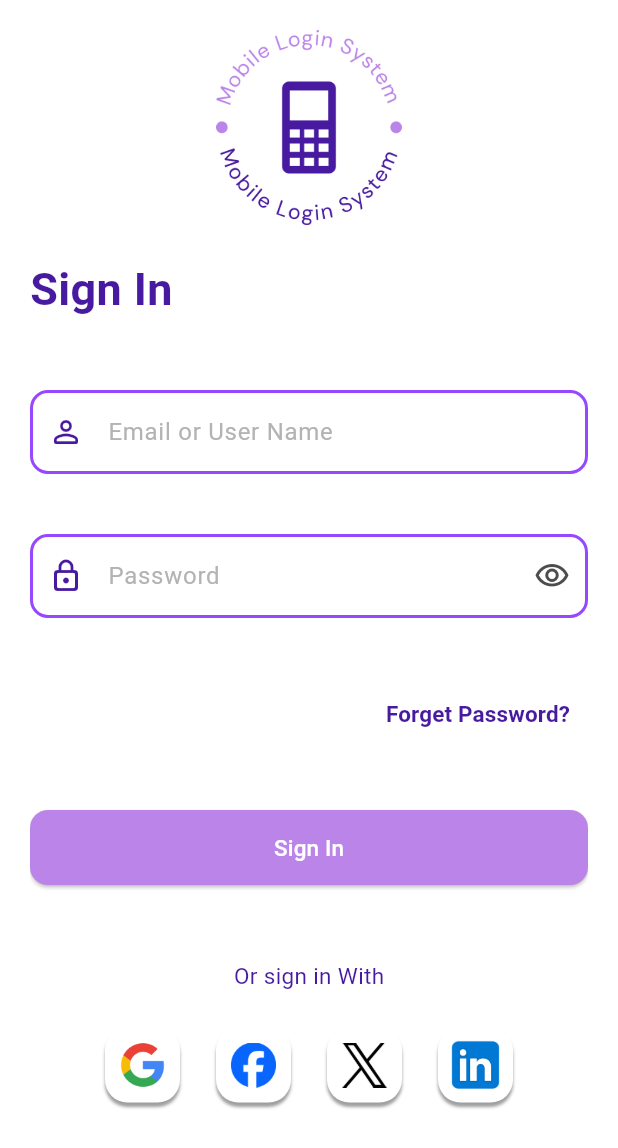
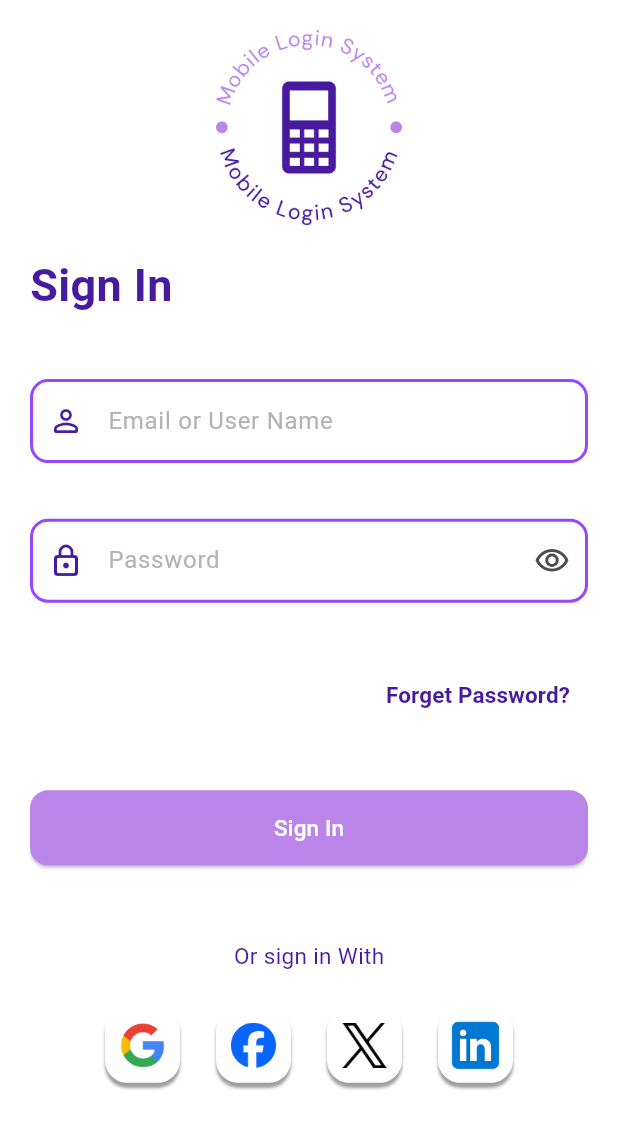
Before and after one commit to maleckainez/BaristaSpaceApp, a Flutter app: the screen it shows after launch, on a phone screen of 412 x 824 dp. Shown: the top 1148 px of the screen. Run offline on Flutter 3.47's test engine with Material 3 defaults, Android fonts, the phone set to English and light mode, and no system bars.

Commit message:
Dalej walczę ze zmieszczeniem całego ekranu

```diff
--- a/lib/screens/login_screen.dart
+++ b/lib/screens/login_screen.dart
@@ -15,6 +15,7 @@ class _LoginScreenState extends State<LoginScreen>{
   @override
   Widget build(BuildContext context){
     return Scaffold(
+      resizeToAvoidBottomInset: true,
       body: SafeArea(
         child: AutofillGroup(
           child: Padding(
@@ -30,7 +31,7 @@ class _LoginScreenState extends State<LoginScreen>{
                   child: Image.asset('assets/logo.png',
                     width: 130,
                     height: 130),),
-                  SizedBox(height: 21),
+                  SizedBox(height: MediaQuery.of(context).size.height * 0.0225),
                   Align(
                     alignment: Alignment.centerLeft,
                     child: Text('Sign In',
@@ -41,7 +42,7 @@ class _LoginScreenState extends State<LoginScreen>{
                       ),
                     ),
                   ),
-                  SizedBox(height:46),
+                  SizedBox(height: MediaQuery.of(context).size.height * 0.05),
                   TextFormField(
                     controller: emailController,
                     autofillHints: [AutofillHints.email],
@@ -69,7 +70,7 @@ class _LoginScreenState extends State<LoginScreen>{
                       return null;
                   },
                   ),
-                  SizedBox(height: 40),
+                  SizedBox(height: MediaQuery.of(context).size.height * 0.045),
                   TextFormField(
                     controller: passwordController,
                     autofillHints: [AutofillHints.password],
@@ -105,7 +106,7 @@ class _LoginScreenState extends State<LoginScreen>{
                       return null;
                     },
                   ),
-                  SizedBox(height: 40),
+                  SizedBox(height: MediaQuery.of(context).size.height * 0.045),
                   Align(
                     alignment: Alignment.centerRight,
                   child: TextButton(onPressed: (){
```
